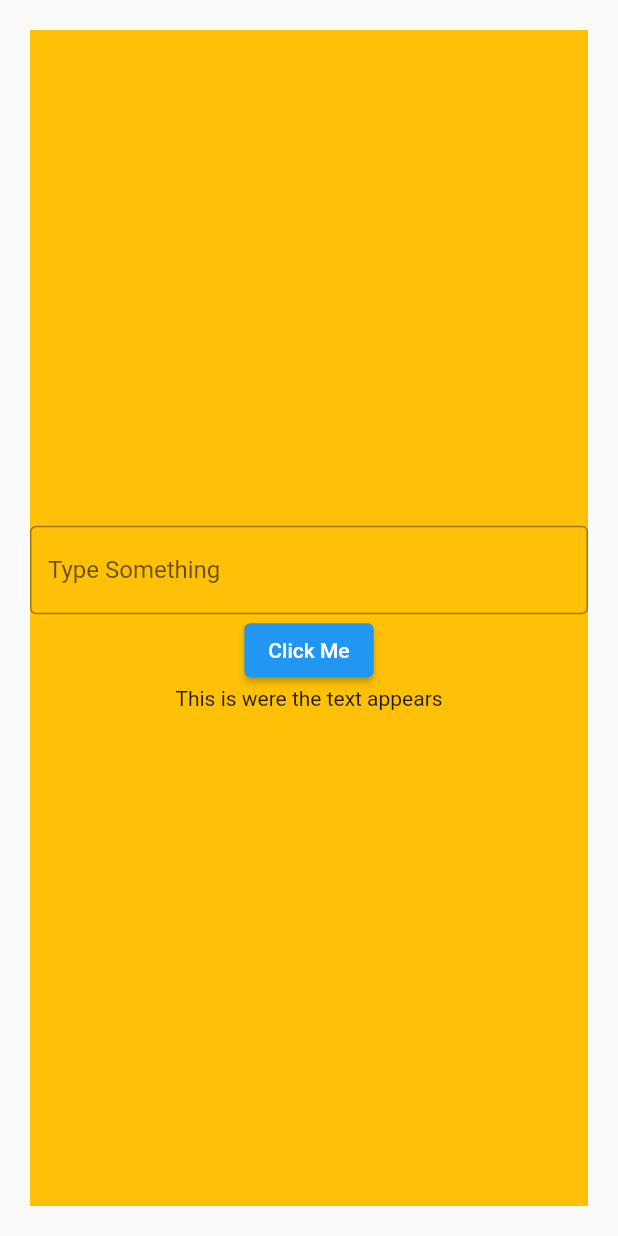
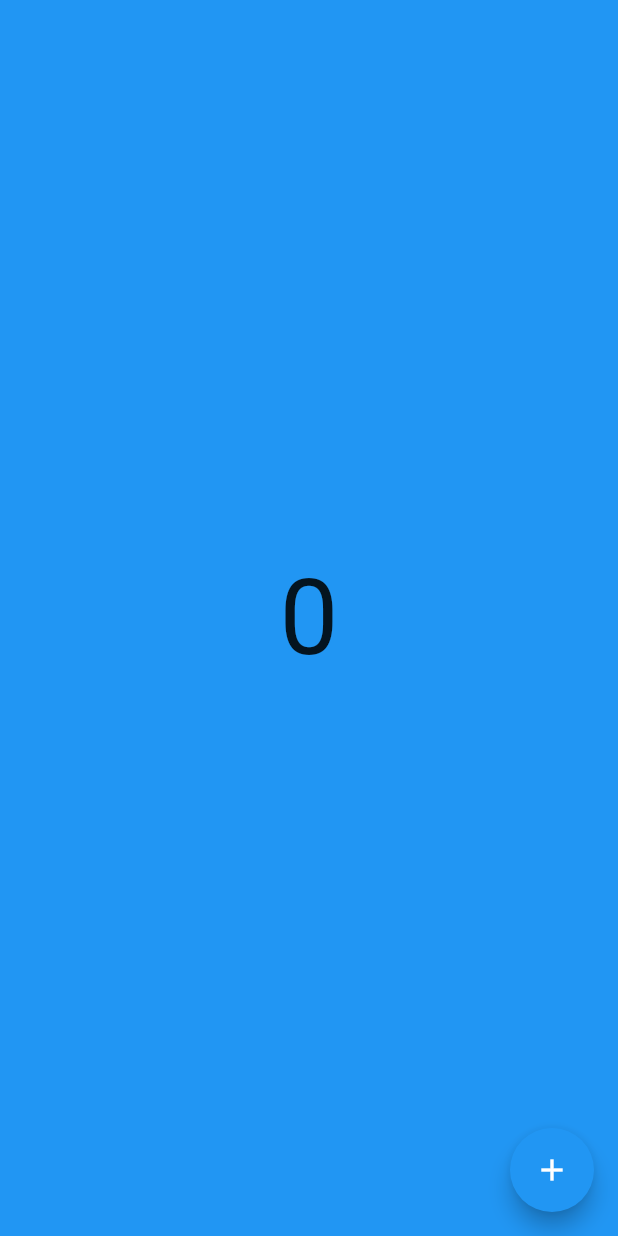
Before and after one commit to hilalsidhic/flutter_basics, a Flutter app: the screen it shows after launch, on a phone screen of 412 x 824 dp. Run offline on Flutter 3.47's test engine with Material 2 defaults, Android fonts, the phone set to English and light mode, and no system bars.

Commit message:
counter app added

```diff
--- a/lib/main.dart
+++ b/lib/main.dart
@@ -1,165 +1,184 @@
-import 'package:flutter/cupertino.dart';
 import 'package:flutter/material.dart';
+import 'package:sample_flutter/screen_home.dart';
 
 void main(List<String> args) {
-  runApp(Myapp());
+  runApp(MyApp());
 }
-
-class Myapp extends StatelessWidget {
-  const Myapp({ Key? key }) : super(key: key);
+class MyApp extends StatelessWidget {
+  const MyApp({ Key? key }) : super(key: key);
 
   @override
   Widget build(BuildContext context) {
     return MaterialApp(
-      theme: ThemeData(
-        primaryColor: Colors.indigo,
+      theme:ThemeData(
+        primarySwatch: Colors.blue,
       ),
-      home: newHomePage(),
+      home: ScreenHome(),
     );
   }
 }
+// import 'package:flutter/cupertino.dart';
+// import 'package:flutter/material.dart';
 
-class newHomePage extends StatefulWidget {
-   newHomePage({ Key? key }) : super(key: key);
+// void main(List<String> args) {
+//   runApp(Myapp());
+// }
 
-  @override
-  State<newHomePage> createState() => _newHomePageState();
-}
-
-class _newHomePageState extends State<newHomePage> {
-    final  _textController= TextEditingController();
-    var _newText='This is were the text appears';
-
-  @override
-  Widget build(BuildContext context) {
-    return Scaffold(
-      body: SafeArea(
-        child: Padding(
-          padding: const EdgeInsets.all(20),
-          child: Container(
-            color: Colors.amber,
-            child: Column(
-              mainAxisAlignment:MainAxisAlignment.center,
-              children: [
-                TextField(
-                  controller: _textController,
-                  decoration: InputDecoration(border: OutlineInputBorder(),hintText: "Type Something"),
-
-                ),
-                ElevatedButton(onPressed: (){
-                  setState(() {
-                    _newText=_textController.text;
-                  });
-
-                }, child: Text("Click Me")),
-                Text(_newText),
-              ],
-            ),
-          ),
-        )),
-    );
-  }
-}
-// class HomePage extends StatelessWidget {
-//   const HomePage({ Key? key }) : super(key: key);
+// class Myapp extends StatelessWidget {
+//   const Myapp({ Key? key }) : super(key: key);
 
 //   @override
 //   Widget build(BuildContext context) {
-//     return  Scaffold(
-//       backgroundColor: Colors.grey,
-//       // appBar: AppBar(),
-//       body: SafeArea(
-//         child: Column(
-//           mainAxisAlignment: MainAxisAlignment.spaceBetween,
-//           children: [
-//             Expanded(
-//               flex: 2,
-//               child:
-//             Container(
-//          color: Colors.blue,
-//           child: Center(
-//             child:  Column(
-//               mainAxisAlignment: MainAxisAlignment.spaceBetween,
-//               crossAxisAlignment: CrossAxisAlignment.center,
-//                children: [
-//               const  Text(
-//               'Hilal',
-//                 style: TextStyle(
-//                 color: Colors.purple,
-//                 fontSize: 40,
-//                 fontWeight: FontWeight.bold,
-//               ),
-//             ),
-//             Row(
-//               mainAxisAlignment: MainAxisAlignment.center,
-//               children: [
-//               TextButton(onPressed: (){
-//               print("Button clicked");
-//             }, child: const Text("Click Me")),
-//               IconButton(onPressed: (){
-//                 print("icon button pressed");
-//               }, icon: Icon(Icons.mic)),
-//             ],),
-//             ElevatedButton(onPressed: (){
-//               print(" new Button clicked");
-//             }, child: const Text("Click Me")),
-//               ],
-//             )
-//           ),
-//         ),
-//             ),
-//         Expanded(
-//           flex: 1,
-//           child:  Container(
-//             decoration:  BoxDecoration(
-//               color: Colors.amber,
-//               borderRadius:BorderRadius.circular(40),
-//               border: Border.all(
-//                 color: Colors.green,
-//                 width: 10,
-//               )
-//             ),
-//             child: Center(child: const Text("New text")),
-//           )),
-//         Expanded(
-//           flex:2,
-//           child:
-//         Container(
-//           color: Colors.deepPurple,
-//           child: Center(
-//             child:  Column(
-//               mainAxisAlignment: MainAxisAlignment.spaceBetween,
-//               crossAxisAlignment: CrossAxisAlignment.center,
-//                children: [
-//               const  Text(
-//               'Hilal',
-//                 style: TextStyle(
-//                 color: Colors.purple,
-//                 fontSize: 40,
-//                 fontWeight: FontWeight.bold,
-//               ),
-//             ),
-//             Row(
-//               mainAxisAlignment: MainAxisAlignment.center,
-//               children: [
-//               TextButton(onPressed: (){
-//               print("Button clicked");
-//             }, child: const Text("Click Me")),
-//               IconButton(onPressed: (){
-//                 print("icon button pressed");
-//               }, icon: Icon(Icons.mic)),
-//             ],),
-//             ElevatedButton(onPressed: (){
-//               print(" new Button clicked");
-//             }, child: const Text("Click Me")),
-//               ],
-//             )
-//           ),
-//         )
-//         ),
-//           ],
-//         )
+//     return MaterialApp(
+//       theme: ThemeData(
+//         primaryColor: Colors.indigo,
 //       ),
+//       home: newHomePage(),
 //     );
 //   }
 // }
+
+// class newHomePage extends StatefulWidget {
+//    newHomePage({ Key? key }) : super(key: key);
+
+//   @override
+//   State<newHomePage> createState() => _newHomePageState();
+// }
+
+// class _newHomePageState extends State<newHomePage> {
+//     final  _textController= TextEditingController();
+//     var _newText='This is were the text appears';
+
+//   @override
+//   Widget build(BuildContext context) {
+//     return Scaffold(
+//       body: SafeArea(
+//         child: Padding(
+//           padding: const EdgeInsets.all(20),
+//           child: Container(
+//             color: Colors.amber,
+//             child: Column(
+//               mainAxisAlignment:MainAxisAlignment.center,
+//               children: [
+//                 TextField(
+//                   controller: _textController,
+//                   decoration: InputDecoration(border: OutlineInputBorder(),hintText: "Type Something"),
+
+//                 ),
+//                 ElevatedButton(onPressed: (){
+//                   setState(() {
+//                     _newText=_textController.text;
+//                   });
+
+//                 }, child: Text("Click Me")),
+//                 Text(_newText),
+//               ],
+//             ),
+//           ),
+//         )),
+//     );
+//   }
+// }
+// // class HomePage extends StatelessWidget {
+// //   const HomePage({ Key? key }) : super(key: key);
+
+// //   @override
+// //   Widget build(BuildContext context) {
+// //     return  Scaffold(
+// //       backgroundColor: Colors.grey,
+// //       // appBar: AppBar(),
+// //       body: SafeArea(
+// //         child: Column(
+// //           mainAxisAlignment: MainAxisAlignment.spaceBetween,
+// //           children: [
+// //             Expanded(
+// //               flex: 2,
+// //               child:
+// //             Container(
+// //          color: Colors.blue,
+// //           child: Center(
+// //             child:  Column(
+// //               mainAxisAlignment: MainAxisAlignment.spaceBetween,
+// //               crossAxisAlignment: CrossAxisAlignment.center,
+// //                children: [
+// //               const  Text(
+// //               'Hilal',
+// //                 style: TextStyle(
+// //                 color: Colors.purple,
+// //                 fontSize: 40,
+// //                 fontWeight: FontWeight.bold,
+// //               ),
+// //             ),
+// //             Row(
+// //               mainAxisAlignment: MainAxisAlignment.center,
+// //               children: [
+// //               TextButton(onPressed: (){
+// //               print("Button clicked");
+// //             }, child: const Text("Click Me")),
+// //               IconButton(onPressed: (){
+// //                 print("icon button pressed");
+// //               }, icon: Icon(Icons.mic)),
+// //             ],),
+// //             ElevatedButton(onPressed: (){
+// //               print(" new Button clicked");
+// //             }, child: const Text("Click Me")),
+// //               ],
+// //             )
+// //           ),
+// //         ),
+// //             ),
+// //         Expanded(
+// //           flex: 1,
+// //           child:  Container(
+// //             decoration:  BoxDecoration(
+// //               color: Colors.amber,
+// //               borderRadius:BorderRadius.circular(40),
+// //               border: Border.all(
+// //                 color: Colors.green,
+// //                 width: 10,
+// //               )
+// //             ),
+// //             child: Center(child: const Text("New text")),
+// //           )),
+// //         Expanded(
+// //           flex:2,
+// //           child:
+// //         Container(
+// //           color: Colors.deepPurple,
+// //           child: Center(
+// //             child:  Column(
+// //               mainAxisAlignment: MainAxisAlignment.spaceBetween,
+// //               crossAxisAlignment: CrossAxisAlignment.center,
+// //                children: [
+// //               const  Text(
+// //               'Hilal',
+// //                 style: TextStyle(
+// //                 color: Colors.purple,
+// //                 fontSize: 40,
+// //                 fontWeight: FontWeight.bold,
+// //               ),
+// //             ),
+// //             Row(
+// //               mainAxisAlignment: MainAxisAlignment.center,
+// //               children: [
+// //               TextButton(onPressed: (){
+// //               print("Button clicked");
+// //             }, child: const Text("Click Me")),
+// //               IconButton(onPressed: (){
+// //                 print("icon button pressed");
+// //               }, icon: Icon(Icons.mic)),
+// //             ],),
+// //             ElevatedButton(onPressed: (){
+// //               print(" new Button clicked");
+// //             }, child: const Text("Click Me")),
+// //               ],
+// //             )
+// //           ),
+// //         )
+// //         ),
+// //           ],
+// //         )
+// //       ),
+// //     );
+// //   }
+// // }
--- /dev/null
+++ b/lib/screen_home.dart
@@ -0,0 +1,35 @@
+
+
+import 'package:flutter/material.dart';
+
+class ScreenHome extends StatefulWidget {
+  const ScreenHome({ Key? key }) : super(key: key);
+
+  @override
+  _ScreenHomeState createState() => _ScreenHomeState();
+}
+
+class _ScreenHomeState extends State<ScreenHome> {
+  var _counter = 0;
+  @override
+  Widget build(BuildContext context) {
+    return Scaffold(
+      floatingActionButton: FloatingActionButton(child: Icon(Icons.add),onPressed:(){
+        setState(() {
+          _counter = _counter + 1;
+        });
+      }),
+      body:Container(
+        width: double.infinity,
+        height: double.infinity,
+        color:Colors.blue,
+        child: Center(
+          child: Text(
+            _counter.toString(),
+            textScaleFactor: 5,
+            ),
+        ),
+      ),
+    );
+  }
+}
```
